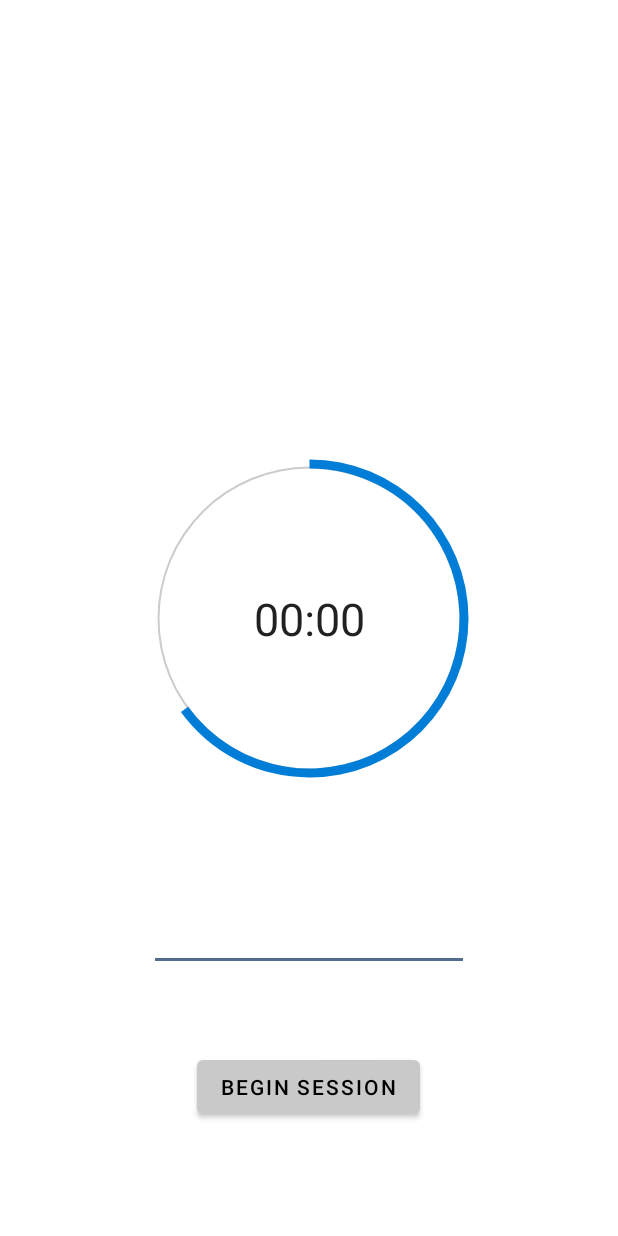
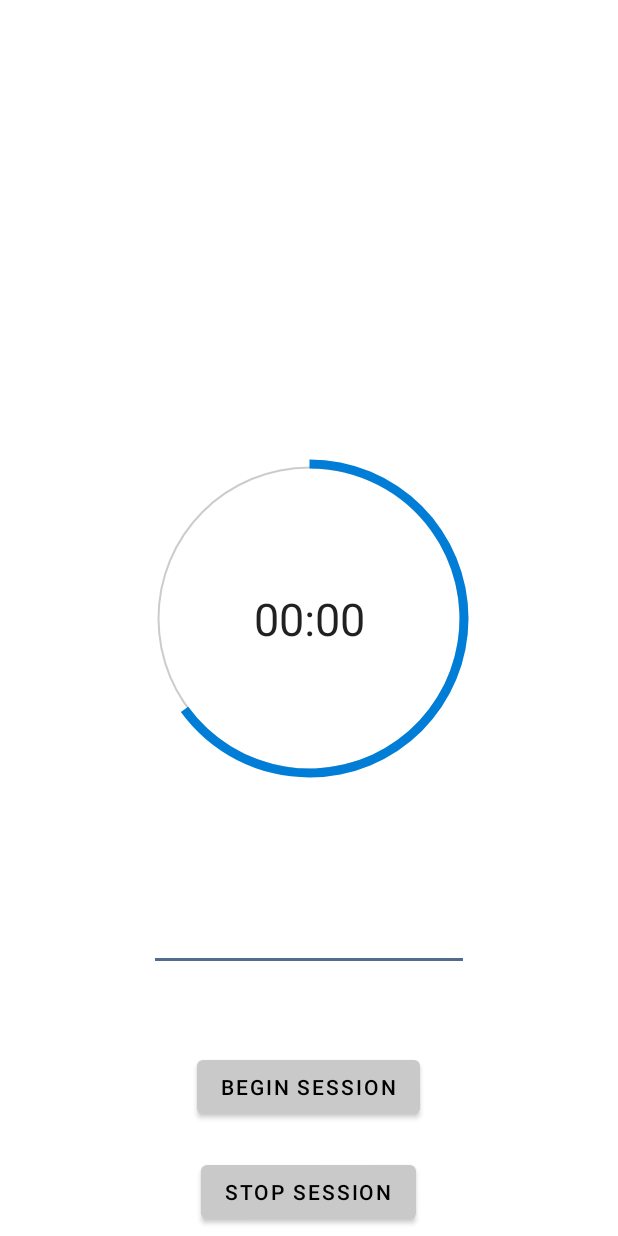
Before and after one commit to ChriAZi/pem-android, an Android app: the screen it shows after launch (MainActivity), on a phone screen of 412 x 824 dp. Run offline under Robolectric (Android 15) with nearby library versions, the phone set to English and light mode, and no system bars.

Commit message:
added stop button and function

```diff
--- a/app/src/main/java/com/example/studywithme/ui/MainActivity.java
+++ b/app/src/main/java/com/example/studywithme/ui/MainActivity.java
@@ -17,6 +17,7 @@ public class MainActivity extends AppCompatActivity {
     ProgressBar progressBar;
     TextView textTimer;
     Button start;
+    Button stop;
     EditText et_timer;
     CountDownTimer countdownTimer;
     int myProgress = 0;
@@ -32,6 +33,7 @@ public class MainActivity extends AppCompatActivity {
         progressBar = findViewById(R.id.barTimer);
         textTimer = findViewById(R.id.timer_countdown);
         start = findViewById(R.id.start);
+        stop = findViewById(R.id.stop);
         et_timer = findViewById(R.id.session_duration);
 
         // startTimer(5);
@@ -42,6 +44,23 @@ public class MainActivity extends AppCompatActivity {
                 startTimer();
             }
         });
+
+        stop.setOnClickListener(new View.OnClickListener() {
+            @Override
+            public void onClick(View v) {
+                stopTimer();
+            }
+        });
+    }
+
+    private void stopTimer() {
+        try {
+            countdownTimer.cancel();
+
+        } catch (Exception e) {
+
+        }
+        textTimer.setText("Stopped!");
     }
 
 
@@ -70,6 +89,7 @@ public class MainActivity extends AppCompatActivity {
                     int hours = (int) ((millisUntilFinished / (1000 * 60 * 60)) % 24);
                     String newtime = hours + ":" + minutes + ":" + seconds;
 
+                    //sets the countdown timer depending on length of seconds, minutes and hours
                     if (newtime.equals("0:0:0")) {
                         textTimer.setText("00:00:00");
                     } else if ((String.valueOf(hours).length() == 1) && (String.valueOf(minutes).length() == 1) && (String.valueOf(seconds).length() == 1)) {
@@ -91,6 +111,7 @@ public class MainActivity extends AppCompatActivity {
                     }
                 }
 
+
                 @Override
                 public void onFinish() {
                     setProgress(progress, endTime*60);
--- a/app/src/main/res/layout/activity_main.xml
+++ b/app/src/main/res/layout/activity_main.xml
@@ -46,6 +46,18 @@
         app:layout_constraintTop_toTopOf="parent"
         app:layout_constraintVertical_bias="0.903" />
 
+    <Button
+        android:id="@+id/stop"
+        android:layout_width="wrap_content"
+        android:layout_height="wrap_content"
+        android:text="Stop session"
+        app:layout_constraintBottom_toBottomOf="parent"
+        app:layout_constraintEnd_toEndOf="parent"
+        app:layout_constraintHorizontal_bias="0.498"
+        app:layout_constraintStart_toStartOf="parent"
+        app:layout_constraintTop_toTopOf="parent"
+        app:layout_constraintVertical_bias="0.993" />
+
     <EditText
         android:id="@+id/session_duration"
         android:layout_width="wrap_content"
```
